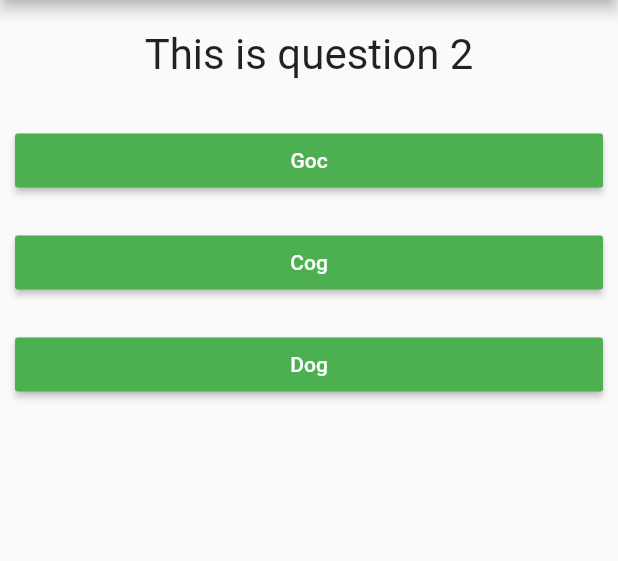
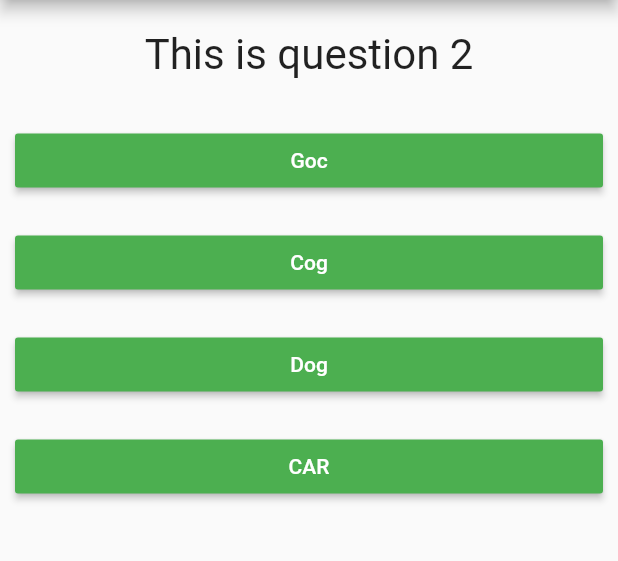
Before and after one commit to ibtehajraza/list_and_dialog, a Flutter app: the screen it shows after launch, after a tap on "Black", on a phone screen of 412 x 824 dp, the part 84-645 px from its top. Run offline on Flutter 3.47's test engine with Material 2 defaults, Android fonts, the phone set to English and light mode, and no system bars.

Commit message:
Added Quiz and Result widgets.

```diff
--- a/lib/main.dart
+++ b/lib/main.dart
@@ -1,7 +1,7 @@
 import 'package:flutter/material.dart';
 
-import './question.dart';
-import './answer.dart';
+import './quiz.dart';
+import './result.dart';
 
 // void main() {
 //   runApp(MyApp());
@@ -21,7 +21,7 @@ class _MyAppState extends State<MyApp> {
 
   void _questionsAnswer() {
     setState(() {
-        _questionIndex ++;
+      _questionIndex++;
       // if (_questionIndex < questions.length-1) {
       // } else {
       //   _questionIndex = 0;
@@ -30,14 +30,14 @@ class _MyAppState extends State<MyApp> {
     print(_questionIndex);
   }
 
-  final questions = [
+  final _questions = [
     {
       'questionText': 'This is question 1',
       'answers': ['Black', 'Red', 'Cyne']
     },
     {
       'questionText': 'This is question 2',
-      'answers': ['Goc', 'Cog', 'Dog']
+      'answers': ['Goc', 'Cog', 'Dog','CAR']
     },
     {
       'questionText': 'This is question 3',
@@ -54,19 +54,13 @@ class _MyAppState extends State<MyApp> {
           backgroundColor: Colors.green,
         ),
         body: Center(
-          child: _questionIndex < questions.length ? Column(
-            children: <Widget>[
-              Question(
-                questions[_questionIndex]['questionText'],
-              ),
-              ...(questions[_questionIndex]['answers'] as List<String>).map((ans){
-                return Answer(_questionsAnswer,ans);
-              }).toList(),
-              /*Answer(_questionsAnswer),
-              Answer(_questionsAnswer),
-              Answer(_questionsAnswer)*/
-            ],
-          ) : Center(child: Text('Final Page !t is.'),),
+          child: _questionIndex < _questions.length
+              ? Quiz(
+                  handlerFunction: _questionsAnswer,
+                  questionIndex: _questionIndex,
+                  questions: _questions,
+                )
+              : Result(),
         ),
       ),
     );
--- /dev/null
+++ b/lib/quiz.dart
@@ -0,0 +1,32 @@
+import 'package:flutter/material.dart';
+
+import './answer.dart';
+import './question.dart';
+
+class Quiz extends StatelessWidget {
+  final Function handlerFunction;
+  final List<Map<String, Object>> questions;
+  final int questionIndex;
+
+  Quiz(
+      {@required this.handlerFunction,
+      @required this.questions,
+      @required this.questionIndex});
+
+  @override
+  Widget build(BuildContext context) {
+    return Column(
+      children: <Widget>[
+        Question(
+          questions[questionIndex]['questionText'],
+        ),
+        ...(questions[questionIndex]['answers'] as List<String>).map((ans) {
+          return Answer(handlerFunction, ans);
+        }).toList(),
+        /*Answer(_questionsAnswer),
+              Answer(_questionsAnswer),
+              Answer(_questionsAnswer)*/
+      ],
+    );
+  }
+}
--- /dev/null
+++ b/lib/result.dart
@@ -0,0 +1,10 @@
+import 'package:flutter/material.dart';
+
+class Result extends StatelessWidget {
+  @override
+  Widget build(BuildContext context) {
+    return Center(
+      child: Text('Final Page !t is.'),
+    );
+  }
+}
```
